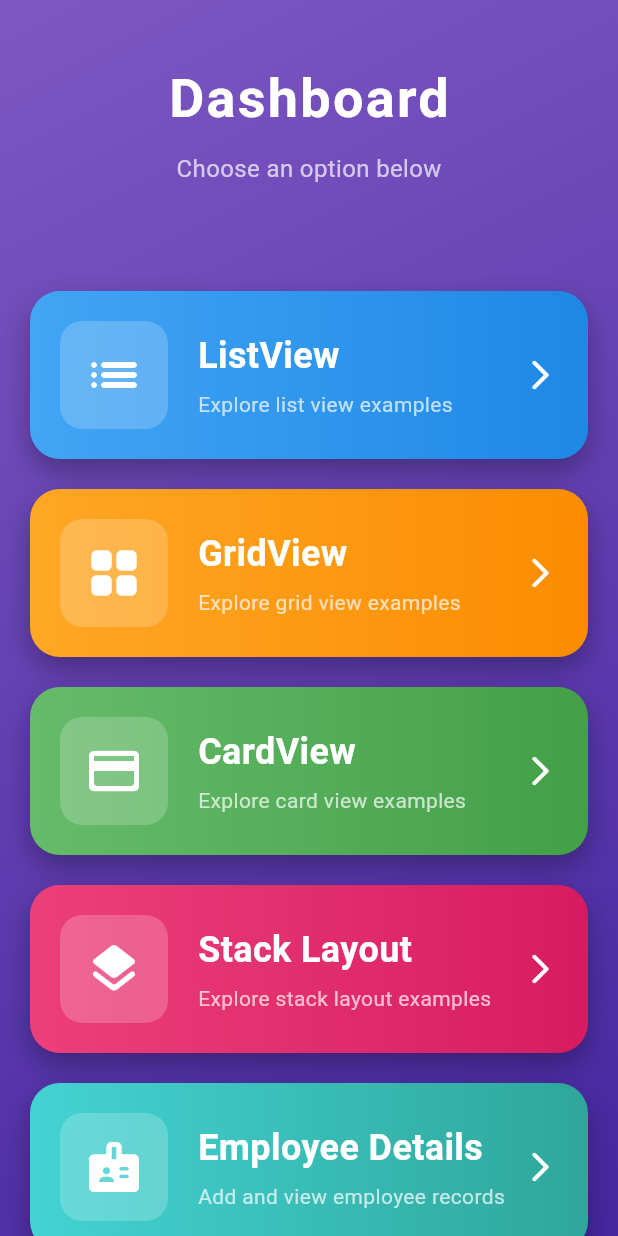
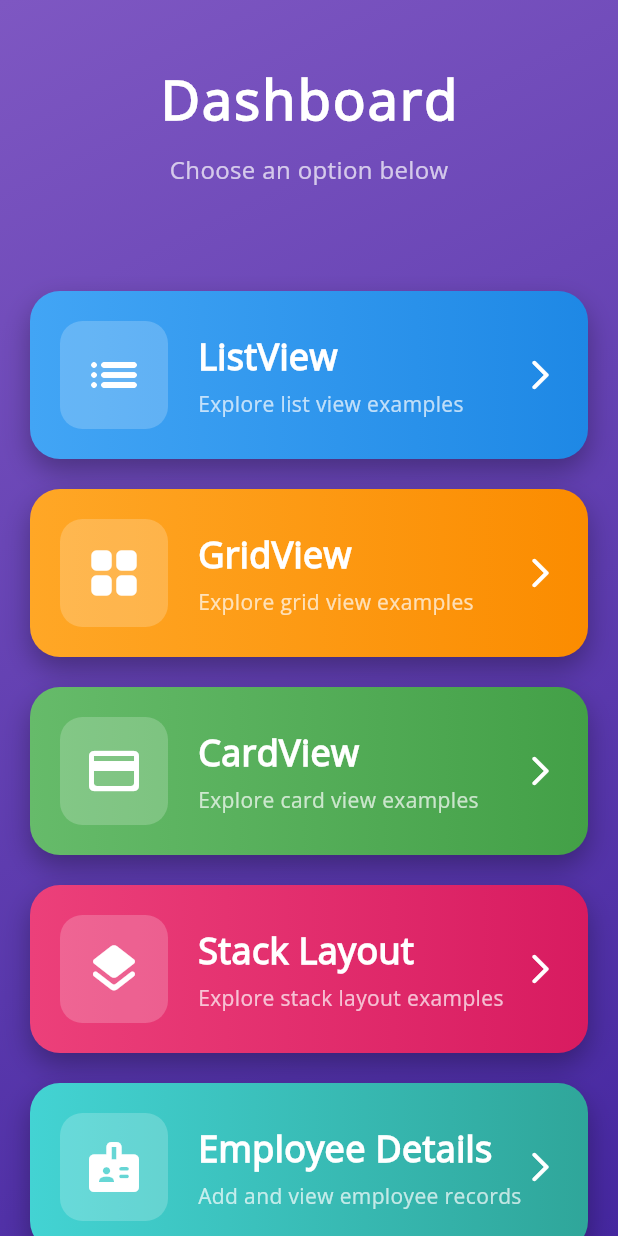
Before and after one commit to aryanNakarmi/flutter_for_college, a Flutter app: the screen it shows after launch, on a phone screen of 412 x 824 dp. Run offline on Flutter 3.47's test engine with Material 3 defaults, Android fonts, the phone set to English and light mode, and no system bars.

Commit message:
theme data

```diff
--- a/lib/app.dart
+++ b/lib/app.dart
@@ -1,6 +1,7 @@
 import 'package:flutter/material.dart';
 import 'package:flutter_for_college/screens/bottom_navigation_screen.dart';
 import 'package:flutter_for_college/screens/dashboard_screen.dart';
+import 'package:flutter_for_college/theme_data.dart';
 
 class MyApp extends StatelessWidget {
   const MyApp({super.key});
@@ -10,7 +11,7 @@ class MyApp extends StatelessWidget {
     return MaterialApp(
       title: 'Flutter Apps for College',
       debugShowCheckedModeBanner: false,
-
+      theme: getApplicationTheme(),
       home: const DashboardScreen(),
     );
   }
```
